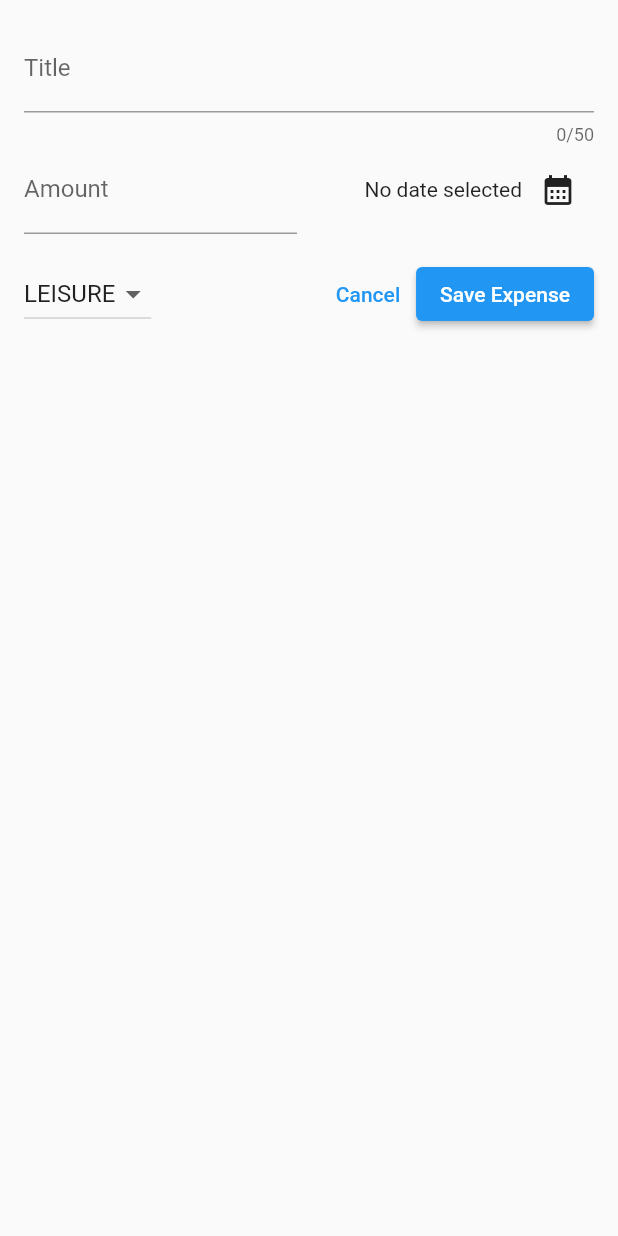
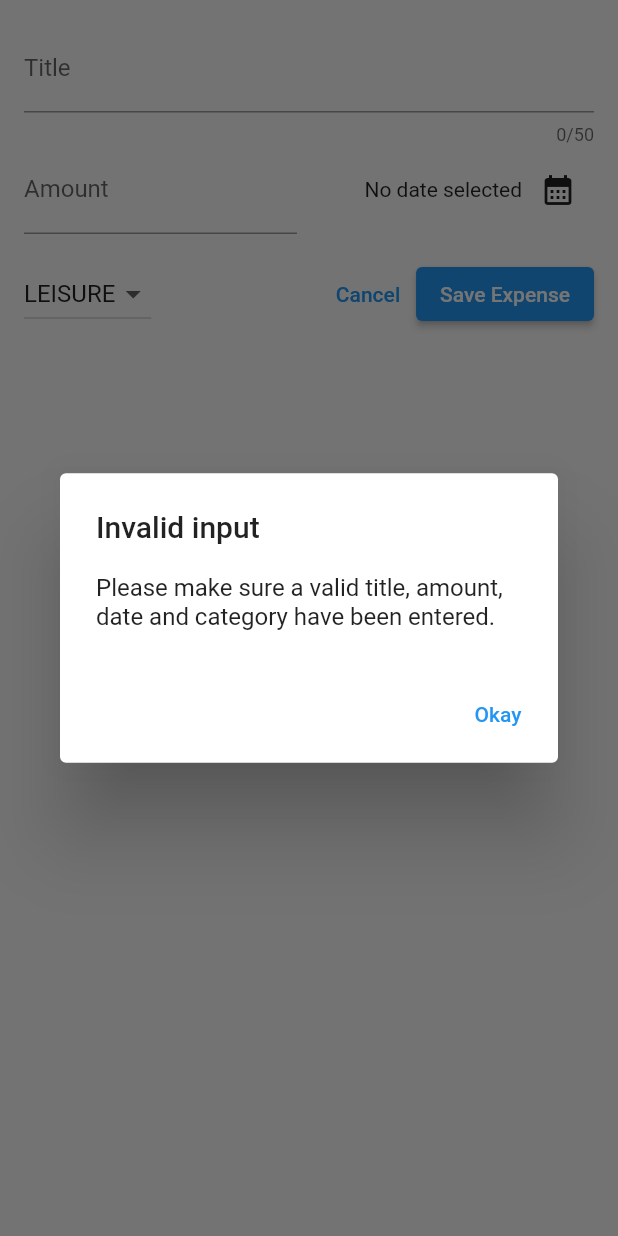
Before and after one commit to wtwente20/Flutter-Expense-Tracker, a Flutter app: the NewExpense widget shown alone on an empty page, opened directly, after a tap on "Save Expense", on a phone screen of 412 x 824 dp. Run offline on Flutter 3.47's test engine with Material 2 defaults, Android fonts, the phone set to English and light mode, and no system bars.

Commit message:
added validation for user input on submitting new expense

```diff
--- a/lib/widgets/new_expense.dart
+++ b/lib/widgets/new_expense.dart
@@ -31,6 +31,31 @@ class _NewExpenseState extends State<NewExpense> {
     setState(() {
       _selectedDate = pickedDate;
     });
+  }
+
+  void _submitExpenseData() {
+    final enteredAmount = double.tryParse(_amountController.text);
+    final amountIsInvalid = enteredAmount == null || enteredAmount <= 0;
+    if (_titleController.text.trim().isEmpty || amountIsInvalid) {
+      // show error message
+      showDialog(
+        context: context,
+        builder: (ctx) => AlertDialog(
+          title: Text('Invalid input'),
+          content: Text(
+              'Please make sure a valid title, amount, date and category have been entered.'),
+          actions: [
+            TextButton(
+              onPressed: () {
+                Navigator.pop(ctx);
+              },
+              child: Text('Okay'),
+            )
+          ],
+        ),
+      );
+      return;
+    }
   }
 
   @override
@@ -89,7 +114,9 @@ class _NewExpenseState extends State<NewExpense> {
               ),
             ],
           ),
-          const SizedBox(height: 16,),
+          const SizedBox(
+            height: 16,
+          ),
           Row(
             children: [
               DropdownButton(
@@ -120,9 +147,7 @@ class _NewExpenseState extends State<NewExpense> {
                 child: const Text('Cancel'),
               ),
               ElevatedButton(
-                  onPressed: () {
-                    print(_titleController.text);
-                  },
+                  onPressed: _submitExpenseData,
                   child: const Text('Save Expense'))
             ],
           )
```
